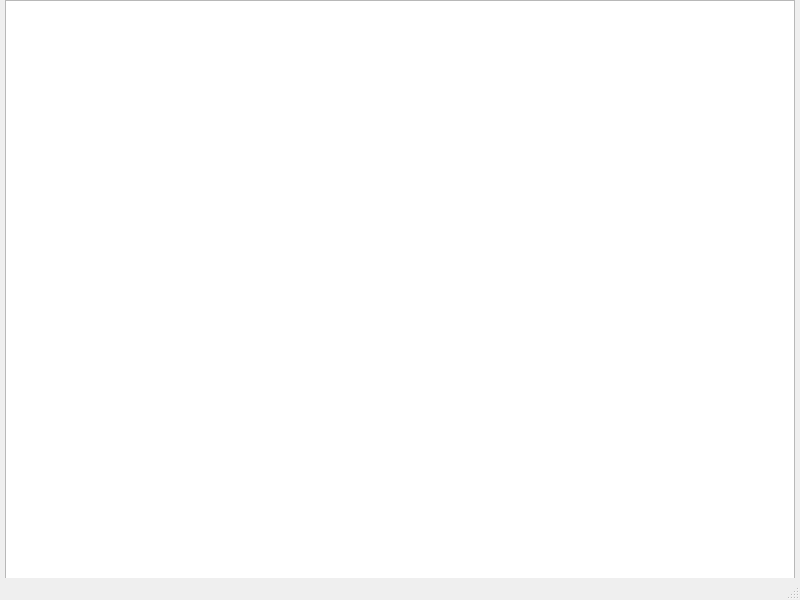
The window that mainwindow.ui (maxhha/bmstu-iu7-cg-cp) describes before a commit, drawn with Qt 5.
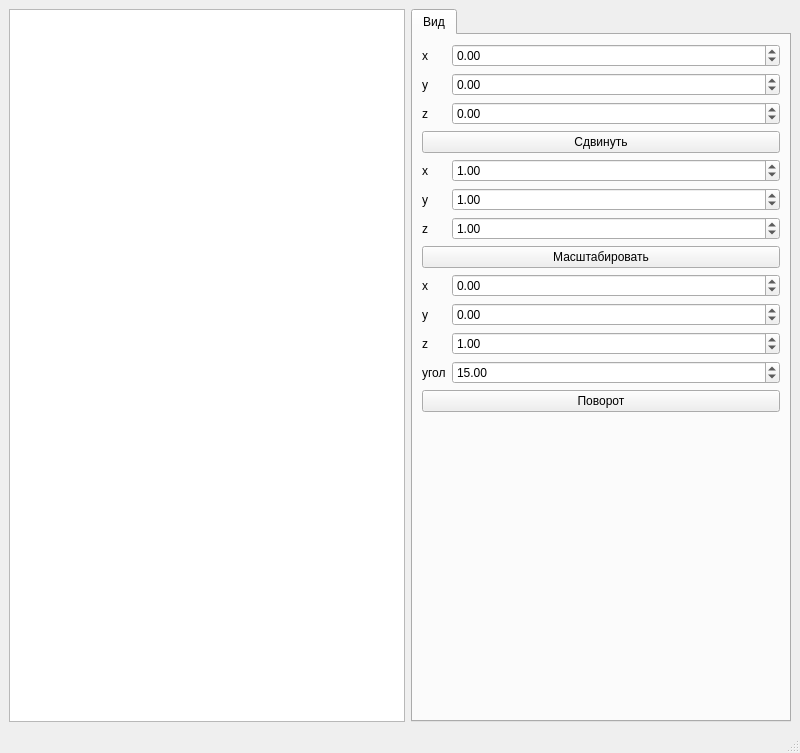
The same window after the commit.

What changed in the file:
```diff
--- a/mainwindow.ui
+++ b/mainwindow.ui
@@ -7,23 +7,254 @@
     <x>0</x>
     <y>0</y>
     <width>800</width>
-    <height>600</height>
+    <height>753</height>
    </rect>
   </property>
   <property name="windowTitle">
    <string>MainWindow</string>
   </property>
   <widget class="QWidget" name="centralwidget">
-   <widget class="QGraphicsView" name="graphicsView">
-    <property name="geometry">
-     <rect>
-      <x>5</x>
-      <y>0</y>
-      <width>790</width>
-      <height>600</height>
-     </rect>
-    </property>
-   </widget>
+   <layout class="QGridLayout" name="gridLayout">
+    <item row="0" column="0">
+     <widget class="QGraphicsView" name="graphicsView">
+      <property name="alignment">
+       <set>Qt::AlignLeading|Qt::AlignLeft|Qt::AlignTop</set>
+      </property>
+     </widget>
+    </item>
+    <item row="0" column="1">
+     <widget class="QTabWidget" name="tabWidget">
+      <property name="maximumSize">
+       <size>
+        <width>380</width>
+        <height>16777215</height>
+       </size>
+      </property>
+      <property name="currentIndex">
+       <number>0</number>
+      </property>
+      <widget class="QWidget" name="view">
+       <attribute name="title">
+        <string>Вид</string>
+       </attribute>
+       <layout class="QFormLayout" name="formLayout_2">
+        <item row="0" column="0">
+         <widget class="QLabel" name="label">
+          <property name="text">
+           <string>x</string>
+          </property>
+         </widget>
+        </item>
+        <item row="0" column="1">
+         <widget class="QDoubleSpinBox" name="inputTranslateX">
+          <property name="minimum">
+           <double>-10000.000000000000000</double>
+          </property>
+          <property name="maximum">
+           <double>10000.000000000000000</double>
+          </property>
+          <property name="stepType">
+           <enum>QAbstractSpinBox::AdaptiveDecimalStepType</enum>
+          </property>
+         </widget>
+        </item>
+        <item row="1" column="0">
+         <widget class="QLabel" name="label_2">
+          <property name="text">
+           <string>y</string>
+          </property>
+         </widget>
+        </item>
+        <item row="1" column="1">
+         <widget class="QDoubleSpinBox" name="inputTranslateY">
+          <property name="minimum">
+           <double>-10000.000000000000000</double>
+          </property>
+          <property name="maximum">
+           <double>10000.000000000000000</double>
+          </property>
+          <property name="stepType">
+           <enum>QAbstractSpinBox::AdaptiveDecimalStepType</enum>
+          </property>
+         </widget>
+        </item>
+        <item row="2" column="0">
+         <widget class="QLabel" name="label_3">
+          <property name="text">
+           <string>z</string>
+          </property>
+         </widget>
+        </item>
+        <item row="2" column="1">
+         <widget class="QDoubleSpinBox" name="inputTranslateZ">
+          <property name="minimum">
+           <double>-10000.000000000000000</double>
+          </property>
+          <property name="maximum">
+           <double>10000.000000000000000</double>
+          </property>
+          <property name="stepType">
+           <enum>QAbstractSpinBox::AdaptiveDecimalStepType</enum>
+          </property>
+         </widget>
+        </item>
+        <item row="3" column="0" colspan="2">
+         <widget class="QPushButton" name="buttonTranslate">
+          <property name="text">
+           <string>Сдвинуть</string>
+          </property>
+         </widget>
+        </item>
+        <item row="4" column="0">
+         <widget class="QLabel" name="label_6">
+          <property name="text">
+           <string>x</string>
+          </property>
+         </widget>
+        </item>
+        <item row="4" column="1">
+         <widget class="QDoubleSpinBox" name="inputScaleX">
+          <property name="minimum">
+           <double>-10000.000000000000000</double>
+          </property>
+          <property name="maximum">
+           <double>10000.000000000000000</double>
+          </property>
+          <property name="value">
+           <double>1.000000000000000</double>
+          </property>
+         </widget>
+        </item>
+        <item row="5" column="0">
+         <widget class="QLabel" name="label_7">
+          <property name="text">
+           <string>y</string>
+          </property>
+         </widget>
+        </item>
+        <item row="5" column="1">
+         <widget class="QDoubleSpinBox" name="inputScaleY">
+          <property name="minimum">
+           <double>-10000.000000000000000</double>
+          </property>
+          <property name="maximum">
+           <double>10000.000000000000000</double>
+          </property>
+          <property name="value">
+           <double>1.000000000000000</double>
+          </property>
+         </widget>
+        </item>
+        <item row="6" column="0">
+         <widget class="QLabel" name="label_8">
+          <property name="text">
+           <string>z</string>
+          </property>
+         </widget>
+        </item>
+        <item row="6" column="1">
+         <widget class="QDoubleSpinBox" name="inputScaleZ">
+          <property name="minimum">
+           <double>-10000.000000000000000</double>
+          </property>
+          <property name="maximum">
+           <double>10000.000000000000000</double>
+          </property>
+          <property name="value">
+           <double>1.000000000000000</double>
+          </property>
+         </widget>
+        </item>
+        <item row="7" column="0" colspan="2">
+         <widget class="QPushButton" name="buttonScale">
+          <property name="text">
+           <string>Масштабировать</string>
+          </property>
+         </widget>
+        </item>
+        <item row="8" column="0">
+         <widget class="QLabel" name="label_10">
+          <property name="text">
+           <string>x</string>
+          </property>
+         </widget>
+        </item>
+        <item row="8" column="1">
+         <widget class="QDoubleSpinBox" name="inputRotateX">
+          <property name="minimum">
+           <double>-10000.000000000000000</double>
+          </property>
+          <property name="maximum">
+           <double>10000.000000000000000</double>
+          </property>
+         </widget>
+        </item>
+        <item row="9" column="0">
+         <widget class="QLabel" name="label_11">
+          <property name="text">
+           <string>y</string>
+          </property>
+         </widget>
+        </item>
+        <item row="9" column="1">
+         <widget class="QDoubleSpinBox" name="inputRotateY">
+          <property name="minimum">
+           <double>-10000.000000000000000</double>
+          </property>
+          <property name="maximum">
+           <double>10000.000000000000000</double>
+          </property>
+         </widget>
+        </item>
+        <item row="10" column="0">
+         <widget class="QLabel" name="label_12">
+          <property name="text">
+           <string>z</string>
+          </property>
+         </widget>
+        </item>
+        <item row="10" column="1">
+         <widget class="QDoubleSpinBox" name="inputRotateZ">
+          <property name="minimum">
+           <double>-10000.000000000000000</double>
+          </property>
+          <property name="value">
+           <double>1.000000000000000</double>
+          </property>
+         </widget>
+        </item>
+        <item row="11" column="0">
+         <widget class="QLabel" name="label_13">
+          <property name="text">
+           <string>угол</string>
+          </property>
+         </widget>
+        </item>
+        <item row="11" column="1">
+         <widget class="QDoubleSpinBox" name="inputRotateAngle">
+          <property name="minimum">
+           <double>-10000.000000000000000</double>
+          </property>
+          <property name="maximum">
+           <double>10000.000000000000000</double>
+          </property>
+          <property name="value">
+           <double>15.000000000000000</double>
+          </property>
+         </widget>
+        </item>
+        <item row="12" column="0" colspan="2">
+         <widget class="QPushButton" name="buttonRotate">
+          <property name="text">
+           <string>Поворот</string>
+          </property>
+         </widget>
+        </item>
+       </layout>
+      </widget>
+     </widget>
+    </item>
+   </layout>
   </widget>
   <widget class="QMenuBar" name="menubar">
    <property name="geometry">
```
